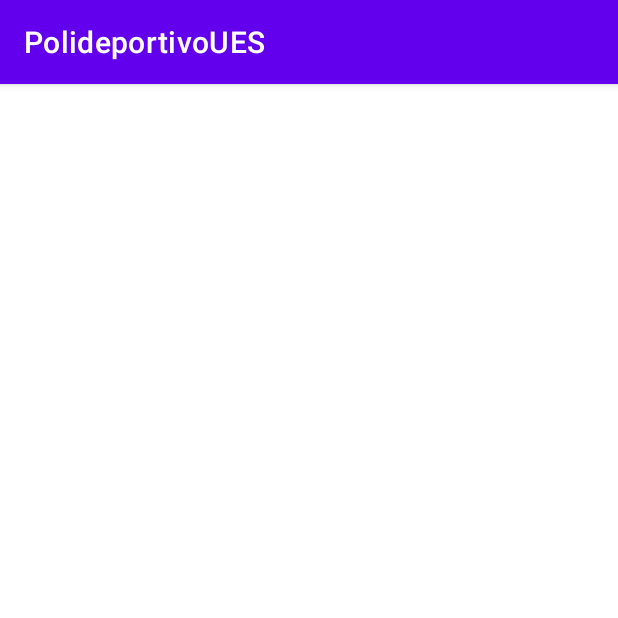
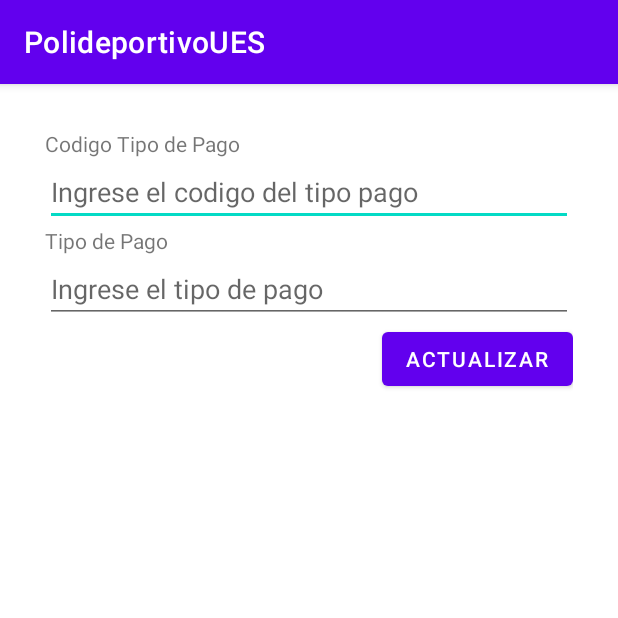
Before and after one commit to alonsocj/PolideportivoUES, an Android app: the TipoPagoActualizarActivity screen opened directly, with no data from a screen before it, on a phone screen of 412 x 824 dp, the top half of it. Run offline under Robolectric (Android 15) with nearby library versions, the phone set to English and light mode, and no system bars.

Commit message:
Se agrega el Actualizar y Eliminar TipodePago, Queda pendiente la validación de un dato vacio.

```diff
--- a/app/src/main/java/sv/edu/ues/fia/eisi/pdm115/g10/polideportivoues/Chris/TipoPago/TipoPagoActualizarActivity.java
+++ b/app/src/main/java/sv/edu/ues/fia/eisi/pdm115/g10/polideportivoues/Chris/TipoPago/TipoPagoActualizarActivity.java
@@ -3,14 +3,44 @@ package sv.edu.ues.fia.eisi.pdm115.g10.polideportivoues.Chris.TipoPago;
 import androidx.appcompat.app.AppCompatActivity;
 
 import android.os.Bundle;
+import android.view.View;
+import android.widget.Button;
+import android.widget.EditText;
+import android.widget.Toast;
 
+import sv.edu.ues.fia.eisi.pdm115.g10.polideportivoues.ControlBDG10;
 import sv.edu.ues.fia.eisi.pdm115.g10.polideportivoues.R;
 
 public class TipoPagoActualizarActivity extends AppCompatActivity {
+
+    ControlBDG10 controlBDG10;
+    EditText editIdTPag , editTipoPag;
+    Button actualizarTipoPago;
 
     @Override
     protected void onCreate(Bundle savedInstanceState) {
         super.onCreate(savedInstanceState);
         setContentView(R.layout.activity_tipo_pago_actualizar);
+
+        controlBDG10 = new ControlBDG10(this);
+        editIdTPag = findViewById(R.id.EditIdPagoActu);
+        editTipoPag = findViewById(R.id.EditTipoActu);
+        actualizarTipoPago = findViewById(R.id.botonActualizarTipoP);
+
+        actualizarTipoPago.setOnClickListener(new View.OnClickListener() {
+            @Override
+            public void onClick(View view) {
+                TipoPago tipoPago = new TipoPago();
+                tipoPago.setIdPago(editIdTPag.getText().toString());
+                tipoPago.setTipo(editTipoPag.getText().toString());
+
+                controlBDG10.open();
+                String estado = controlBDG10.actualizarTipoPago(tipoPago);
+                controlBDG10.close();
+                Toast.makeText(TipoPagoActualizarActivity.this, estado, Toast.LENGTH_SHORT).show();
+            }
+        });
+
+
     }
 }
--- a/app/src/main/res/layout/activity_tipo_pago_actualizar.xml
+++ b/app/src/main/res/layout/activity_tipo_pago_actualizar.xml
@@ -8,6 +8,38 @@
     android:orientation="vertical"
     tools:context=".Chris.TipoPago.TipoPagoActualizarActivity">
 
+    <TextView
+        android:layout_width="wrap_content"
+        android:layout_height="wrap_content"
+        android:text="@string/TipoPagoIdentificador"/>
+
+    <EditText
+        android:id="@+id/EditIdPagoActu"
+        android:layout_width="match_parent"
+        android:layout_height="wrap_content"
+        android:hint="@string/hintIdePago"
+        android:inputType="text"
+        android:maxLength="2"/>
+
+    <TextView
+        android:layout_width="wrap_content"
+        android:layout_height="wrap_content"
+        android:text="@string/TipoPagoNombreTipo"/>
+
+    <EditText
+        android:id="@+id/EditTipoActu"
+        android:layout_width="match_parent"
+        android:layout_height="wrap_content"
+        android:hint="@string/hintTipoPago"
+        android:inputType="text"
+        android:maxLength="20"/>
+
+    <Button
+        android:id="@+id/botonActualizarTipoP"
+        android:layout_width="wrap_content"
+        android:layout_height="wrap_content"
+        android:layout_gravity="right"
+        android:text="@string/botonActualizar"/>
 
 
 </LinearLayout>
```
Also changed, not shown: app/src/main/java/sv/edu/ues/fia/eisi/pdm115/g10/polideportivoues/Chris/TipoPago/TipoPagoEliminarActivity.java (+27 -0 lines), app/src/main/java/sv/edu/ues/fia/eisi/pdm115/g10/polideportivoues/ControlBDG10.java (+45 -3 lines), app/src/main/java/sv/edu/ues/fia/eisi/pdm115/g10/polideportivoues/ui/tipoPago/tipoPagoFragment.java (+22 -0 lines), app/src/main/res/layout/activity_tipo_pago_eliminar.xml (+26 -2 lines).
